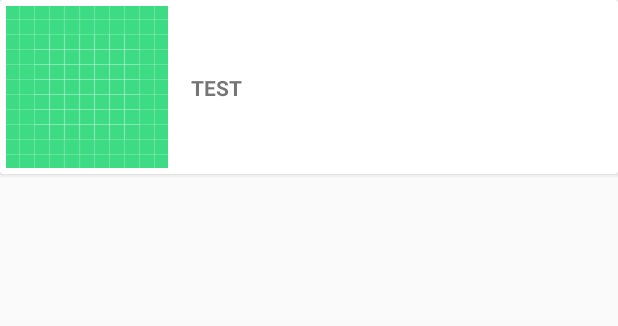
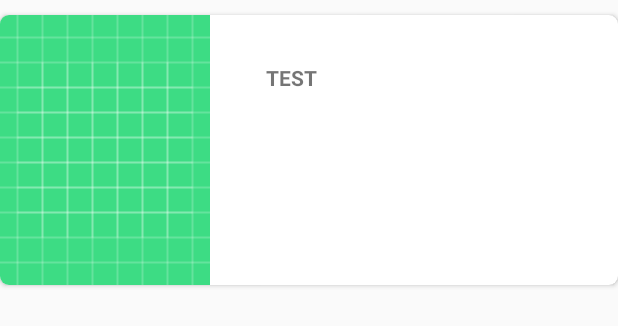
Before and after one commit to sillva7/CardsForBoardGame, an Android app: the layout card_item.xml on its own in the app's theme, with its tools: preview values and no code run, on a phone screen of 412 x 824 dp. Shown: the top 326 px of the screen. Run offline under Robolectric (Android 15) with nearby library versions, the phone set to English and light mode, and no system bars.

```diff
--- a/app/src/main/res/layout/activity_all_cards.xml
+++ b/app/src/main/res/layout/activity_all_cards.xml
@@ -7,11 +7,10 @@
     tools:context=".activities.AllCardsActivity">
 
     <androidx.recyclerview.widget.RecyclerView
+        android:id="@+id/recyclerView"
         android:layout_width="match_parent"
         android:layout_height="wrap_content"
-        android:id="@+id/recyclerView"
+        android:background="@color/darkGrey"
         app:layout_constraintStart_toStartOf="parent"
-        app:layout_constraintTop_toTopOf="parent"
-
-        />
+        app:layout_constraintTop_toTopOf="parent" />
 </androidx.constraintlayout.widget.ConstraintLayout>
--- a/app/src/main/res/layout/card_item.xml
+++ b/app/src/main/res/layout/card_item.xml
@@ -4,34 +4,37 @@
     xmlns:app="http://schemas.android.com/apk/res-auto"
     android:layout_width="match_parent"
     android:layout_height="wrap_content"
+    android:layout_marginVertical="10dp"
+    app:cardCornerRadius="6dp"
 
     >
 <androidx.constraintlayout.widget.ConstraintLayout
-    android:layout_width="wrap_content"
+    android:layout_width="match_parent"
     android:layout_height="wrap_content"
-    android:padding="4dp"
     >
+
     <ImageView
         android:id="@+id/imageViewCard"
-        android:layout_width="match_parent"
-        android:layout_height="wrap_content"
-        app:srcCompat="@drawable/ic_launcher_background"
+        android:layout_width="140dp"
+        android:layout_height="180dp"
+        android:scaleType="centerCrop"
+        app:layout_constraintStart_toStartOf="parent"
         app:layout_constraintTop_toTopOf="parent"
-        app:layout_constraintStart_toStartOf="parent"
-        />
+        app:srcCompat="@drawable/ic_launcher_background" />
 
     <TextView
         android:id="@+id/textViewCard"
         android:layout_width="wrap_content"
         android:layout_height="wrap_content"
+        android:layout_marginLeft="15dp"
         android:text="TEST"
-        android:layout_marginLeft="15dp"
         android:textStyle="bold"
+        app:layout_constraintBottom_toBottomOf="@id/imageViewCard"
         app:layout_constraintEnd_toEndOf="parent"
+        app:layout_constraintHorizontal_bias="0.1"
         app:layout_constraintStart_toEndOf="@id/imageViewCard"
         app:layout_constraintTop_toTopOf="@id/imageViewCard"
-        app:layout_constraintBottom_toBottomOf="@id/imageViewCard"
-        />
+        app:layout_constraintVertical_bias="0.2" />
 </androidx.constraintlayout.widget.ConstraintLayout>
 
 </androidx.cardview.widget.CardView>
--- a/app/src/main/res/values/colors.xml
+++ b/app/src/main/res/values/colors.xml
@@ -3,4 +3,5 @@
     <color name="colorPrimary">#6200EE</color>
     <color name="colorPrimaryDark">#3700B3</color>
     <color name="colorAccent">#03DAC5</color>
+    <color name="darkGrey">#262626</color>
 </resources>
```
